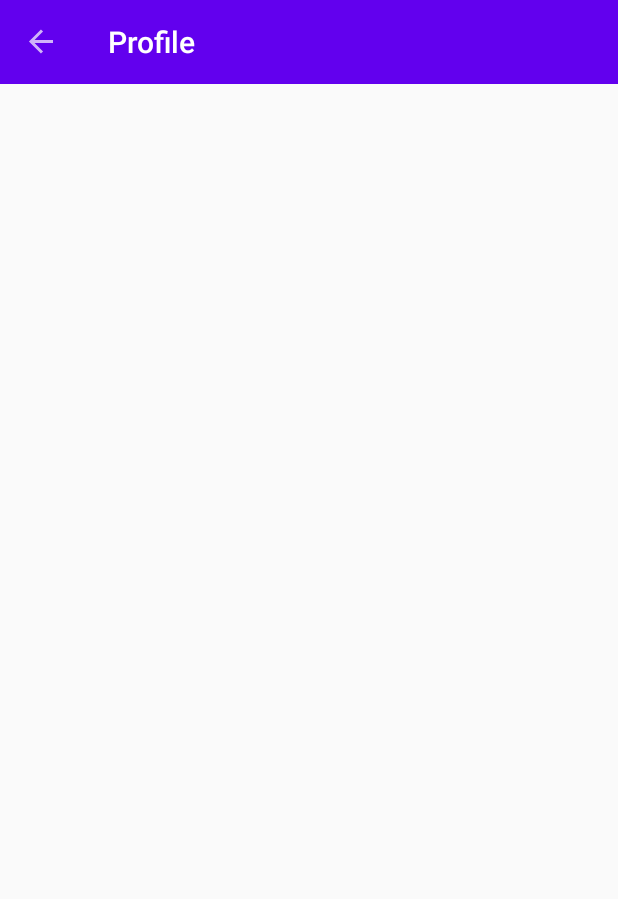
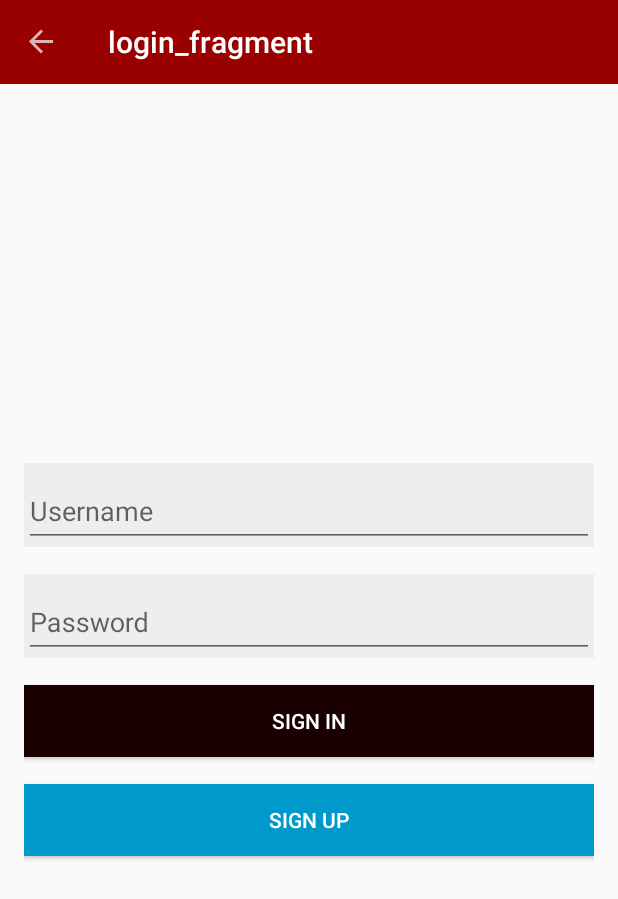
Before and after one commit to dougborbabass/app-navigation, an Android app: the screen it shows after launch (MainActivity), after a tap on "NEXT", on a phone screen of 412 x 824 dp. Shown: the top 899 px of the screen. Run offline under Robolectric (Android 15) with nearby library versions, the phone set to English and light mode, and no system bars; our stand-ins replace navigation-ui.

Commit message:
validacao de campos de login com State

```diff
--- a/app/build.gradle
+++ b/app/build.gradle
@@ -34,6 +34,7 @@ dependencies {
 
     // Coroutines
     implementation 'org.jetbrains.kotlinx:kotlinx-coroutines-core:1.5.0'
+    implementation 'androidx.lifecycle:lifecycle-livedata-ktx:2.4.1'
 
     // Lifecycle
     def lifecycle_version = '2.2.0'
--- /dev/null
+++ b/app/src/main/java/br/com/douglas/navigationcomponentapp/ui/login/LoginFragment.kt
@@ -0,0 +1,55 @@
+package br.com.douglas.navigationcomponentapp.ui.login
+
+import androidx.lifecycle.ViewModelProvider
+import android.os.Bundle
+import androidx.fragment.app.Fragment
+import android.view.LayoutInflater
+import android.view.View
+import android.view.ViewGroup
+import androidx.lifecycle.Observer
+import br.com.douglas.navigationcomponentapp.R
+import com.google.android.material.textfield.TextInputLayout
+import kotlinx.android.synthetic.main.login_fragment.*
+
+class LoginFragment : Fragment() {
+
+    private lateinit var viewModel: LoginViewModel
+
+    override fun onCreateView(
+        inflater: LayoutInflater, container: ViewGroup?,
+        savedInstanceState: Bundle?
+    ): View? {
+        return inflater.inflate(R.layout.login_fragment, container, false)
+    }
+
+    override fun onViewCreated(view: View, savedInstanceState: Bundle?) {
+        super.onViewCreated(view, savedInstanceState)
+
+        viewModel = ViewModelProvider(this).get(LoginViewModel::class.java)
+
+        viewModel.authenticationStateEvent.observe(viewLifecycleOwner, Observer { authenticationState ->
+            when(authenticationState){
+                is LoginViewModel.AuthenticationState.InvalidAuthentication -> {
+                    val validationFields: Map<String, TextInputLayout> = initValidFields()
+                    authenticationState.fields.forEach {fieldError ->
+                        validationFields[fieldError.first]?.error = getString(fieldError.second)
+                    }
+                }
+            }
+
+        })
+
+        buttonLoginSignIn.setOnClickListener {
+            val userName = inputLoginUsername.text.toString()
+            val password = inputLoginPassword.text.toString()
+
+            viewModel.authentication(userName, password)
+        }
+    }
+
+    private fun initValidFields() = mapOf(
+        LoginViewModel.INPUT_USERNAME.first to inputLayoutLoginUsername,
+        LoginViewModel.INPUT_PASSWORD.first to inputLayoutLoginPassword
+    )
+
+}
--- /dev/null
+++ b/app/src/main/java/br/com/douglas/navigationcomponentapp/ui/login/LoginViewModel.kt
@@ -0,0 +1,43 @@
+package br.com.douglas.navigationcomponentapp.ui.login
+
+import androidx.lifecycle.MutableLiveData
+import androidx.lifecycle.ViewModel
+import br.com.douglas.navigationcomponentapp.R
+
+class LoginViewModel : ViewModel() {
+
+    sealed class AuthenticationState {
+        class InvalidAuthentication(val fields: List<Pair<String, Int>>) : AuthenticationState()
+    }
+
+    val authenticationStateEvent = MutableLiveData<AuthenticationState>()
+
+    fun authentication(userName: String, password: String) {
+        if (isValidForm(userName, password)){
+            //
+        }
+    }
+
+    private fun isValidForm(userName: String, password: String): Boolean {
+        val invalidFiels = arrayListOf<Pair<String, Int>>()
+
+        if (userName.isEmpty()) {
+            invalidFiels.add(INPUT_USERNAME)
+        }
+        if (password.isEmpty()) {
+            invalidFiels.add(INPUT_PASSWORD)
+        }
+
+        if (invalidFiels.isNotEmpty()) {
+            authenticationStateEvent.value = AuthenticationState.InvalidAuthentication(invalidFiels)
+            return false
+        }
+
+        return true
+    }
+
+    companion object {
+        val INPUT_USERNAME = "INPUT_USERNAME" to R.string.login_input_layout_error_invalid_username
+        val INPUT_PASSWORD = "INPUT_USERNAME" to R.string.login_input_layout_error_invalid_password
+    }
+}
--- a/app/src/main/java/br/com/douglas/navigationcomponentapp/ui/start/StartFragment.kt
+++ b/app/src/main/java/br/com/douglas/navigationcomponentapp/ui/start/StartFragment.kt
@@ -25,7 +25,7 @@ class StartFragment : Fragment() {
         super.onViewCreated(view, savedInstanceState)
 
         btn_next.setOnClickListener {
-            findNavController().navigateWithAnimations(R.id.action_startFragment_to_profileFragment)
+            findNavController().navigateWithAnimations(R.id.action_startFragment_to_loginFragment)
         }
     }
 
--- /dev/null
+++ b/app/src/main/res/layout/login_fragment.xml
@@ -0,0 +1,59 @@
+<?xml version="1.0" encoding="utf-8"?>
+<LinearLayout xmlns:android="http://schemas.android.com/apk/res/android"
+    xmlns:tools="http://schemas.android.com/tools"
+    android:layout_width="match_parent"
+    android:layout_height="match_parent"
+    android:gravity="center"
+    android:orientation="vertical"
+    android:padding="16dp"
+    tools:context=".ui.login.LoginFragment">
+
+    <com.google.android.material.textfield.TextInputLayout
+        android:id="@+id/inputLayoutLoginUsername"
+        android:layout_width="match_parent"
+        android:layout_height="wrap_content"
+        android:hint="@string/login_input_layout_hint_username"
+        android:theme="@style/AppTextInputLayout">
+
+        <androidx.appcompat.widget.AppCompatEditText
+            android:id="@+id/inputLoginUsername"
+            android:layout_width="match_parent"
+            android:layout_height="wrap_content"
+            android:imeOptions="actionNext"
+            android:inputType="text" />
+
+    </com.google.android.material.textfield.TextInputLayout>
+
+    <com.google.android.material.textfield.TextInputLayout
+        android:id="@+id/inputLayoutLoginPassword"
+        android:layout_width="match_parent"
+        android:layout_height="wrap_content"
+        android:layout_marginTop="@dimen/forms_default_margin_top"
+        android:hint="@string/login_input_layout_hint_password"
+        android:theme="@style/AppTextInputLayout">
+
+        <androidx.appcompat.widget.AppCompatEditText
+            android:id="@+id/inputLoginPassword"
+            android:layout_width="match_parent"
+            android:layout_height="wrap_content"
+            android:imeOptions="actionDone"
+            android:inputType="textPassword" />
+
+    </com.google.android.material.textfield.TextInputLayout>
+
+    <androidx.appcompat.widget.AppCompatButton
+        android:id="@+id/buttonLoginSignIn"
+        android:layout_width="match_parent"
+        android:layout_height="wrap_content"
+        android:layout_marginTop="@dimen/forms_default_margin_top"
+        android:text="@string/login_button_text_sign_in" />
+
+    <androidx.appcompat.widget.AppCompatButton
+        android:id="@+id/buttonLoginSignUp"
+        style="@style/AppButton.SignUp"
+        android:layout_width="match_parent"
+        android:layout_height="wrap_content"
+        android:layout_marginTop="@dimen/forms_default_margin_top"
+        android:text="@string/login_button_text_sign_up" />
+
+</LinearLayout>
--- a/app/src/main/res/navigation/nav_main.xml
+++ b/app/src/main/res/navigation/nav_main.xml
@@ -13,11 +13,19 @@
         <action
             android:id="@+id/action_startFragment_to_profileFragment"
             app:destination="@id/profileFragment"/>
+        <action
+            android:id="@+id/action_startFragment_to_loginFragment"
+            app:destination="@id/loginFragment" />
     </fragment>
     <fragment
         android:id="@+id/profileFragment"
         android:name="br.com.douglas.navigationcomponentapp.ui.profile.ProfileFragment"
         android:label="@string/profile_action_bar_title"
         tools:layout="@layout/fragment_profile" />
+    <fragment
+        android:id="@+id/loginFragment"
+        android:name="br.com.douglas.navigationcomponentapp.ui.login.LoginFragment"
+        android:label="login_fragment"
+        tools:layout="@layout/login_fragment" />
 
 </navigation>
--- a/app/src/main/res/values/colors.xml
+++ b/app/src/main/res/values/colors.xml
@@ -1,6 +1,8 @@
 <?xml version="1.0" encoding="utf-8"?>
 <resources>
-    <color name="colorPrimary">#6200EE</color>
-    <color name="colorPrimaryDark">#3700B3</color>
-    <color name="colorAccent">#03DAC5</color>
+    <color name="colorPrimary">#990000</color>
+    <color name="colorPrimaryDark">#800000</color>
+    <color name="colorAccent">#1a0000</color>
+    <color name="grey">#EEEEEE</color>
+    <color name="blue">#ff0099cc</color>
 </resources>
--- /dev/null
+++ b/app/src/main/res/values/dimens.xml
@@ -0,0 +1,5 @@
+<?xml version="1.0" encoding="utf-8"?>
+<resources>
+    <dimen name="screen_default_padding">16dp</dimen>
+    <dimen name="forms_default_margin_top">18dp</dimen>
+</resources>
--- a/app/src/main/res/values/themes.xml
+++ b/app/src/main/res/values/themes.xml
@@ -5,5 +5,20 @@
         <item name="colorPrimary">@color/colorPrimary</item>
         <item name="colorPrimaryDark">@color/colorPrimaryDark</item>
         <item name="colorAccent">@color/colorAccent</item>
+        <item name="buttonStyle">@style/AppButton</item>
     </style>
+
+    <style name="AppButton" parent="Widget.AppCompat.Button">
+        <item name="android:textColor">#FFFFFF</item>
+        <item name="android:background">@color/colorAccent</item>
+    </style>
+
+    <style name="AppButton.SignUp">
+        <item name="android:background">@color/blue</item>
+    </style>
+
+    <style name="AppTextInputLayout" parent="Widget.Design.TextInputLayout">
+        <item name="android:background">@color/grey</item>
+    </style>
+
 </resources>
```
Also changed, not shown: app/src/main/res/values/strings.xml (+33 -4 lines).
